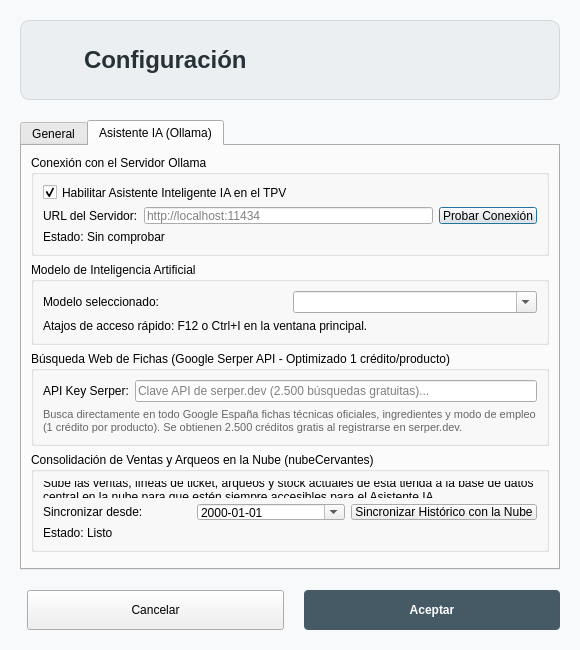
The window that configuracionotros.ui (Ladis72/tienda) describes before a commit, drawn with Qt 5.
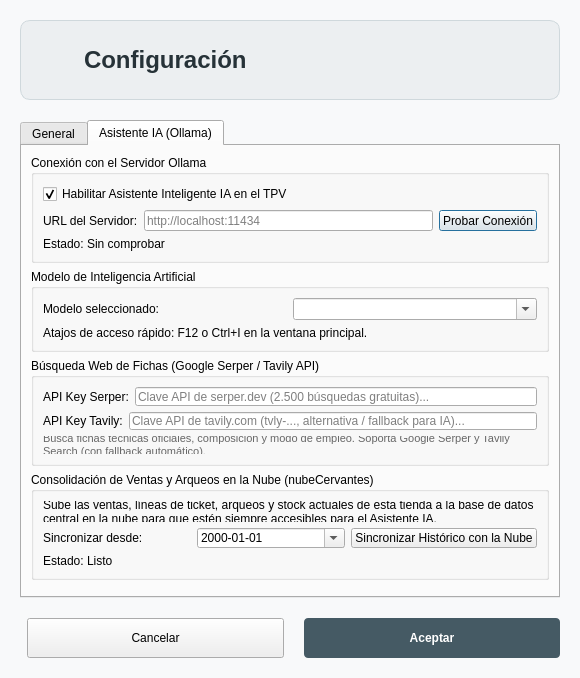
The same window after the commit. The open tabs and pages were chosen to show the change. Icons and pictures are not drawn.

Commit message: feat: add Tavily API integration for web search enrichment and remove cloud stock query fallback

The edit to the form file:
```diff
--- a/configuracionotros.ui
+++ b/configuracionotros.ui
@@ -314,7 +314,7 @@
        <item>
         <widget class="QGroupBox" name="groupBoxSerper">
          <property name="title">
-          <string>Búsqueda Web de Fichas (Google Serper API - Optimizado 1 crédito/producto)</string>
+          <string>Búsqueda Web de Fichas (Google Serper / Tavily API)</string>
          </property>
          <layout class="QVBoxLayout" name="verticalLayoutSerper">
           <item>
@@ -338,13 +338,34 @@
             </item>
            </layout>
           </item>
+          <item>
+           <layout class="QHBoxLayout" name="horizontalLayoutTavilyKey">
+            <item>
+             <widget class="QLabel" name="labelTavilyKey">
+              <property name="text">
+               <string>API Key Tavily:</string>
+              </property>
+             </widget>
+            </item>
+            <item>
+             <widget class="QLineEdit" name="lineEditTavilyKey">
+              <property name="placeholderText">
+               <string>Clave API de tavily.com (tvly-..., alternativa / fallback para IA)...</string>
+              </property>
+              <property name="echoMode">
+               <enum>QLineEdit::EchoMode::PasswordEchoOnEdit</enum>
+              </property>
+             </widget>
+            </item>
+           </layout>
+          </item>
           <item>
            <widget class="QLabel" name="labelSerperAyuda">
             <property name="styleSheet">
              <string notr="true">color: #666666; font-size: 11px;</string>
             </property>
             <property name="text">
-             <string>Busca directamente en todo Google España fichas técnicas oficiales, ingredientes y modo de empleo (1 crédito por producto). Se obtienen 2.500 créditos gratis al registrarse en serper.dev.</string>
+             <string>Busca fichas técnicas oficiales, composición y modo de empleo. Soporta Google Serper y Tavily Search (con fallback automático).</string>
             </property>
             <property name="wordWrap">
              <bool>true</bool>
```
The commit also changes 4 other files.
